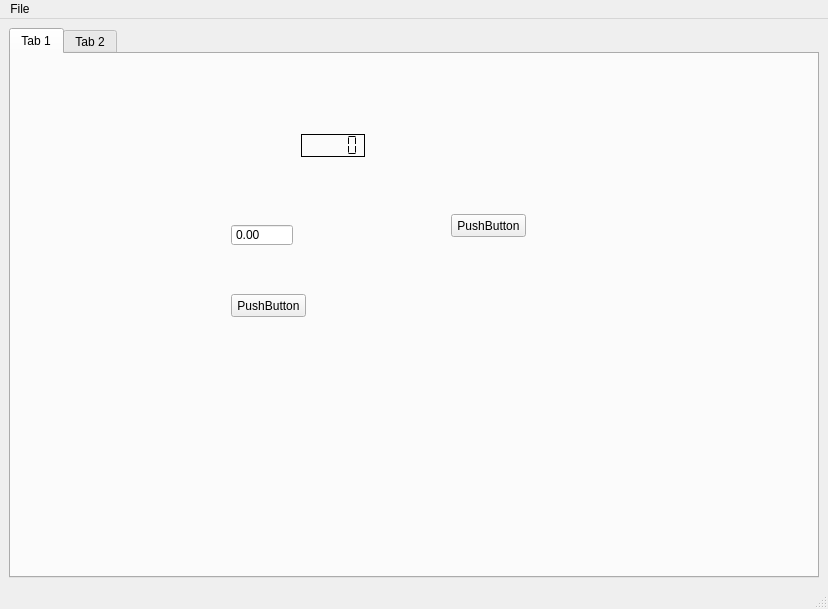
This is uis/GUI_v1.ui in JakubBurczyk/Evolutionary_PID_Tuner as Qt 5 draws it before an edit. The edited form follows.
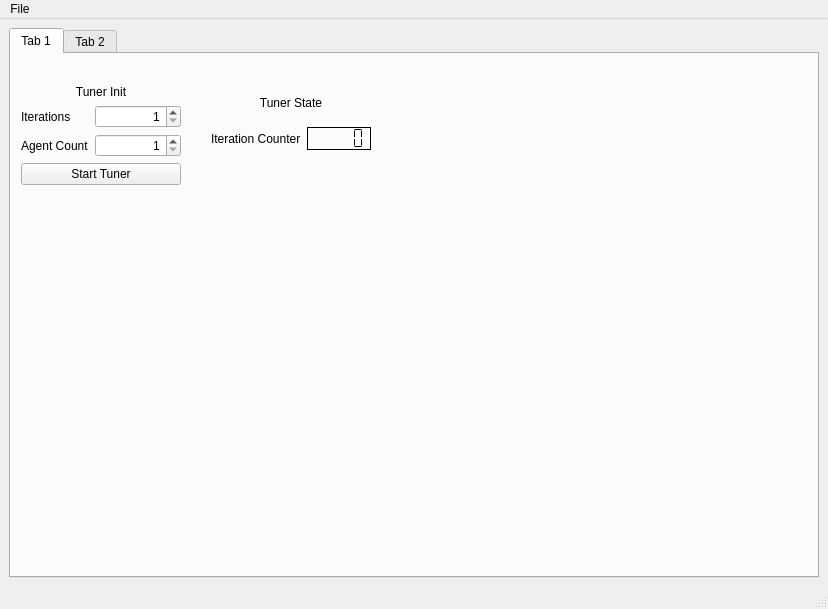
This is the edited form.

Commit message: Created application class

Patch:
```diff
--- a/uis/GUI_v1.ui
+++ b/uis/GUI_v1.ui
@@ -15,7 +15,7 @@
   </property>
   <widget class="QWidget" name="centralwidget">
    <layout class="QGridLayout" name="gridLayout">
-    <item row="0" column="0">
+    <item row="0" column="1">
      <widget class="QTabWidget" name="tabWidget">
       <property name="currentIndex">
        <number>0</number>
@@ -24,63 +24,127 @@
        <attribute name="title">
         <string>Tab 1</string>
        </attribute>
-       <widget class="QPushButton" name="pushButton">
+       <widget class="QWidget" name="verticalLayoutWidget">
         <property name="geometry">
          <rect>
-          <x>220</x>
-          <y>240</y>
-          <width>75</width>
-          <height>23</height>
+          <x>10</x>
+          <y>30</y>
+          <width>160</width>
+          <height>101</height>
          </rect>
         </property>
-        <property name="text">
-         <string>PushButton</string>
-        </property>
+        <layout class="QVBoxLayout" name="verticalLayout_tunerInit">
+         <item>
+          <widget class="QLabel" name="label_tunerInit">
+           <property name="text">
+            <string>Tuner Init</string>
+           </property>
+           <property name="alignment">
+            <set>Qt::AlignCenter</set>
+           </property>
+          </widget>
+         </item>
+         <item>
+          <layout class="QFormLayout" name="formLayout">
+           <item row="0" column="0">
+            <widget class="QLabel" name="label_iterations">
+             <property name="text">
+              <string>Iterations</string>
+             </property>
+            </widget>
+           </item>
+           <item row="0" column="1">
+            <widget class="QSpinBox" name="spinBox_iterations">
+             <property name="alignment">
+              <set>Qt::AlignRight|Qt::AlignTrailing|Qt::AlignVCenter</set>
+             </property>
+             <property name="minimum">
+              <number>1</number>
+             </property>
+             <property name="maximum">
+              <number>999999999</number>
+             </property>
+            </widget>
+           </item>
+           <item row="1" column="0">
+            <widget class="QLabel" name="label_agentCount">
+             <property name="text">
+              <string>Agent Count</string>
+             </property>
+            </widget>
+           </item>
+           <item row="1" column="1">
+            <widget class="QSpinBox" name="spinBox_agentCount">
+             <property name="alignment">
+              <set>Qt::AlignRight|Qt::AlignTrailing|Qt::AlignVCenter</set>
+             </property>
+             <property name="minimum">
+              <number>1</number>
+             </property>
+             <property name="maximum">
+              <number>999999999</number>
+             </property>
+            </widget>
+           </item>
+          </layout>
+         </item>
+         <item>
+          <widget class="QPushButton" name="pushButton_startTuner">
+           <property name="text">
+            <string>Start Tuner</string>
+           </property>
+          </widget>
+         </item>
+        </layout>
        </widget>
-       <widget class="QPushButton" name="pushButton_2">
+       <widget class="QWidget" name="verticalLayoutWidget_2">
         <property name="geometry">
          <rect>
-          <x>440</x>
-          <y>160</y>
-          <width>75</width>
-          <height>23</height>
+          <x>200</x>
+          <y>30</y>
+          <width>160</width>
+          <height>80</height>
          </rect>
         </property>
-        <property name="text">
-         <string>PushButton</string>
-        </property>
-       </widget>
-       <widget class="QLCDNumber" name="lcdNumber">
-        <property name="geometry">
-         <rect>
-          <x>290</x>
-          <y>80</y>
-          <width>64</width>
-          <height>23</height>
-         </rect>
-        </property>
-        <property name="frameShape">
-         <enum>QFrame::Box</enum>
-        </property>
-        <property name="frameShadow">
-         <enum>QFrame::Plain</enum>
-        </property>
-        <property name="segmentStyle">
-         <enum>QLCDNumber::Flat</enum>
-        </property>
-       </widget>
-       <widget class="QDoubleSpinBox" name="doubleSpinBox">
-        <property name="geometry">
-         <rect>
-          <x>220</x>
-          <y>170</y>
-          <width>62</width>
-          <height>22</height>
-         </rect>
-        </property>
-        <property name="buttonSymbols">
-         <enum>QAbstractSpinBox::NoButtons</enum>
-        </property>
+        <layout class="QVBoxLayout" name="verticalLayout">
+         <item>
+          <widget class="QLabel" name="label">
+           <property name="layoutDirection">
+            <enum>Qt::LeftToRight</enum>
+           </property>
+           <property name="text">
+            <string>Tuner State</string>
+           </property>
+           <property name="alignment">
+            <set>Qt::AlignCenter</set>
+           </property>
+          </widget>
+         </item>
+         <item>
+          <layout class="QFormLayout" name="formLayout_3">
+           <item row="0" column="0">
+            <widget class="QLabel" name="label_iterationCounter">
+             <property name="text">
+              <string>Iteration Counter</string>
+             </property>
+            </widget>
+           </item>
+           <item row="0" column="1">
+            <widget class="QLCDNumber" name="lcdNumber_iteration">
+             <property name="frameShape">
+              <enum>QFrame::Box</enum>
+             </property>
+             <property name="frameShadow">
+              <enum>QFrame::Plain</enum>
+             </property>
+             <property name="segmentStyle">
+              <enum>QLCDNumber::Flat</enum>
+             </property>
+            </widget>
+           </item>
+          </layout>
+         </item>
+        </layout>
        </widget>
       </widget>
       <widget class="QWidget" name="tab_2">
```
The commit also changes 3 other files.
